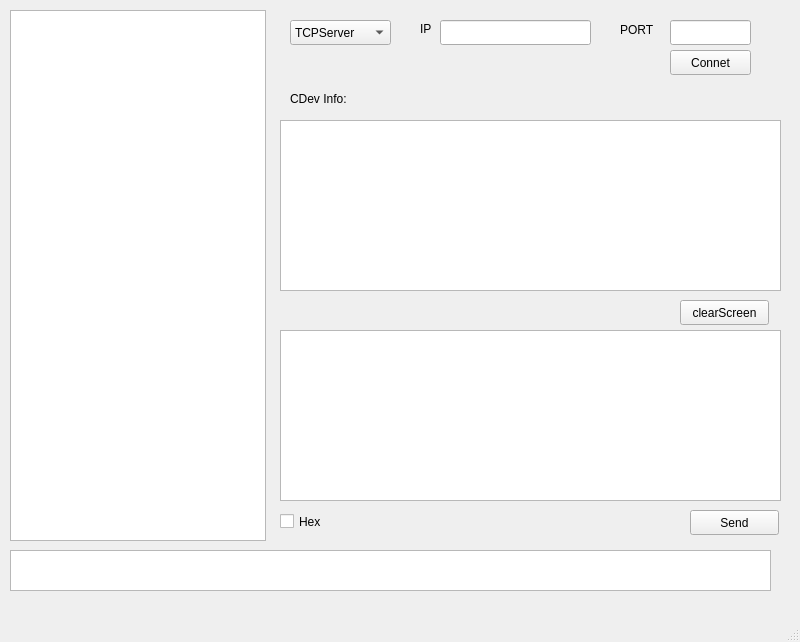
Qt form qt/netTool/netTool/netTool.ui (gaozhenzhong/public) before a commit.
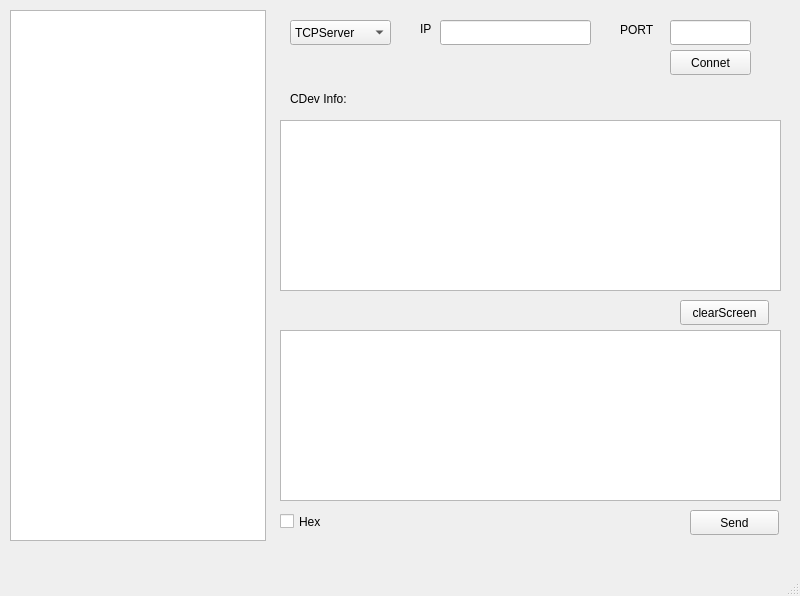
The same form after that commit.

Commit message: treeView display in libel

```diff
--- a/qt/netTool/netTool/netTool.ui
+++ b/qt/netTool/netTool/netTool.ui
@@ -7,7 +7,7 @@
     <x>0</x>
     <y>0</y>
     <width>800</width>
-    <height>642</height>
+    <height>596</height>
    </rect>
   </property>
   <property name="windowTitle">
@@ -185,16 +185,6 @@
      <string>PORT</string>
     </property>
    </widget>
-   <widget class="QTextBrowser" name="logBrowser">
-    <property name="geometry">
-     <rect>
-      <x>10</x>
-      <y>550</y>
-      <width>761</width>
-      <height>41</height>
-     </rect>
-    </property>
-   </widget>
   </widget>
   <widget class="QMenuBar" name="menubar">
    <property name="geometry">
```
The commit also changes 2 other files.
